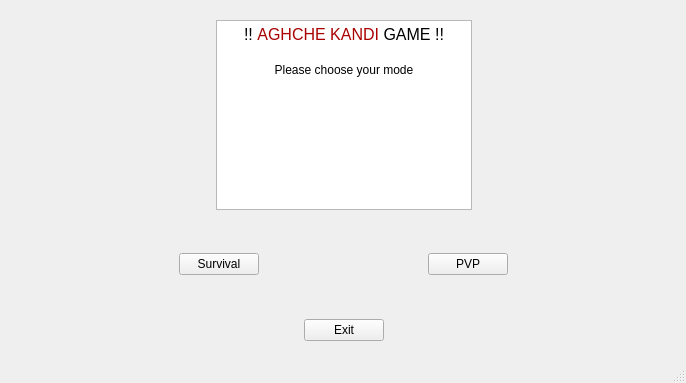
The window that mainwindow.ui (nimakkhezri/KOQ) describes before a commit, drawn with Qt 5.
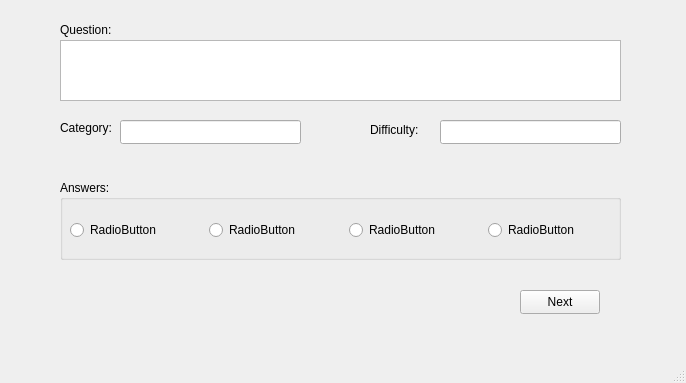
The same window after the commit. The open tabs and pages were chosen to show the change.

Commit message: Question Page added

```diff
--- a/mainwindow.ui
+++ b/mainwindow.ui
@@ -231,7 +231,7 @@
       </property>
       <layout class="QGridLayout" name="gridLayout_2">
        <item row="0" column="2">
-        <widget class="QLineEdit" name="lineEdit"/>
+        <widget class="QLineEdit" name="player1_name"/>
        </item>
        <item row="2" column="1" colspan="2">
         <layout class="QHBoxLayout" name="horizontalLayout_6">
@@ -274,21 +274,21 @@
         </layout>
        </item>
        <item row="1" column="1">
-        <widget class="QLabel" name="label_2">
+        <widget class="QLabel" name="player2_label">
          <property name="text">
           <string>Player2 :</string>
          </property>
         </widget>
        </item>
        <item row="0" column="1">
-        <widget class="QLabel" name="label">
+        <widget class="QLabel" name="player1_label">
          <property name="text">
           <string>Player1 :</string>
          </property>
         </widget>
        </item>
        <item row="1" column="2">
-        <widget class="QLineEdit" name="lineEdit_2"/>
+        <widget class="QLineEdit" name="player2_name"/>
        </item>
        <item row="1" column="0">
         <spacer name="horizontalSpacer_9">
@@ -319,6 +319,146 @@
       </layout>
      </widget>
     </widget>
+    <widget class="QWidget" name="p3">
+     <widget class="QTextEdit" name="textEdit">
+      <property name="geometry">
+       <rect>
+        <x>60</x>
+        <y>70</y>
+        <width>561</width>
+        <height>61</height>
+       </rect>
+      </property>
+      <property name="readOnly">
+       <bool>true</bool>
+      </property>
+     </widget>
+     <widget class="QLabel" name="label">
+      <property name="geometry">
+       <rect>
+        <x>60</x>
+        <y>50</y>
+        <width>51</width>
+        <height>20</height>
+       </rect>
+      </property>
+      <property name="text">
+       <string>Question:</string>
+      </property>
+     </widget>
+     <widget class="QLineEdit" name="lineEdit">
+      <property name="geometry">
+       <rect>
+        <x>440</x>
+        <y>150</y>
+        <width>181</width>
+        <height>24</height>
+       </rect>
+      </property>
+     </widget>
+     <widget class="QLabel" name="label_2">
+      <property name="geometry">
+       <rect>
+        <x>370</x>
+        <y>150</y>
+        <width>61</width>
+        <height>20</height>
+       </rect>
+      </property>
+      <property name="text">
+       <string>Difficulty:</string>
+      </property>
+     </widget>
+     <widget class="QLabel" name="label_3">
+      <property name="geometry">
+       <rect>
+        <x>60</x>
+        <y>150</y>
+        <width>61</width>
+        <height>16</height>
+       </rect>
+      </property>
+      <property name="text">
+       <string>Category:</string>
+      </property>
+     </widget>
+     <widget class="QLineEdit" name="lineEdit_2">
+      <property name="geometry">
+       <rect>
+        <x>120</x>
+        <y>150</y>
+        <width>181</width>
+        <height>24</height>
+       </rect>
+      </property>
+     </widget>
+     <widget class="QGroupBox" name="groupBox">
+      <property name="geometry">
+       <rect>
+        <x>60</x>
+        <y>210</y>
+        <width>561</width>
+        <height>80</height>
+       </rect>
+      </property>
+      <property name="title">
+       <string>Answers:</string>
+      </property>
+      <widget class="QWidget" name="horizontalLayoutWidget_5">
+       <property name="geometry">
+        <rect>
+         <x>10</x>
+         <y>20</y>
+         <width>551</width>
+         <height>61</height>
+        </rect>
+       </property>
+       <layout class="QHBoxLayout" name="horizontalLayout_8">
+        <item>
+         <widget class="QRadioButton" name="radioButton_4">
+          <property name="text">
+           <string>RadioButton</string>
+          </property>
+         </widget>
+        </item>
+        <item>
+         <widget class="QRadioButton" name="radioButton_3">
+          <property name="text">
+           <string>RadioButton</string>
+          </property>
+         </widget>
+        </item>
+        <item>
+         <widget class="QRadioButton" name="radioButton_2">
+          <property name="text">
+           <string>RadioButton</string>
+          </property>
+         </widget>
+        </item>
+        <item>
+         <widget class="QRadioButton" name="radioButton">
+          <property name="text">
+           <string>RadioButton</string>
+          </property>
+         </widget>
+        </item>
+       </layout>
+      </widget>
+     </widget>
+     <widget class="QPushButton" name="next_btn">
+      <property name="geometry">
+       <rect>
+        <x>520</x>
+        <y>320</y>
+        <width>80</width>
+        <height>24</height>
+       </rect>
+      </property>
+      <property name="text">
+       <string>Next</string>
+      </property>
+     </widget>
+    </widget>
    </widget>
   </widget>
   <widget class="QMenuBar" name="menubar">
```
Left out of the diff: 2 changed lines with no effect on the pictures. The commit also changes 2 other files.
